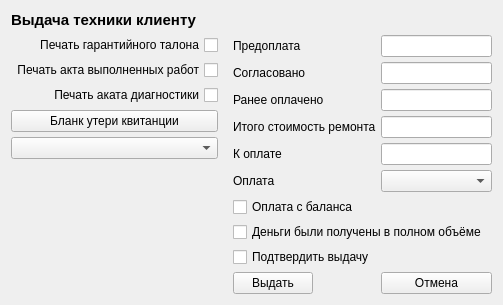
Above: getOutDialog.ui from solderercb/snap_crm before the change. Below: the same form after it.
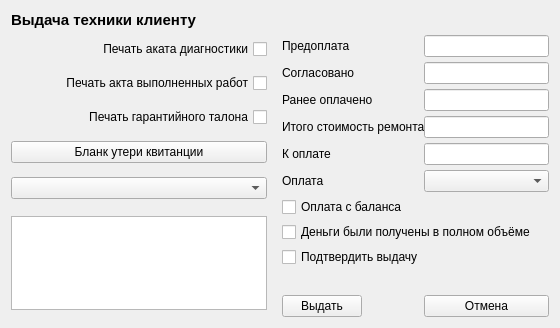
That is the form after the change.

The edit to the form file:
```diff
--- a/getOutDialog.ui
+++ b/getOutDialog.ui
@@ -6,46 +6,47 @@
    <rect>
     <x>0</x>
     <y>0</y>
-    <width>503</width>
-    <height>270</height>
+    <width>560</width>
+    <height>306</height>
    </rect>
   </property>
+  <property name="sizePolicy">
+   <sizepolicy hsizetype="Fixed" vsizetype="Fixed">
+    <horstretch>0</horstretch>
+    <verstretch>0</verstretch>
+   </sizepolicy>
+  </property>
+  <property name="minimumSize">
+   <size>
+    <width>560</width>
+    <height>300</height>
+   </size>
+  </property>
+  <property name="maximumSize">
+   <size>
+    <width>560</width>
+    <height>306</height>
+   </size>
+  </property>
   <property name="windowTitle">
    <string>Dialog</string>
   </property>
   <layout class="QGridLayout" name="gridLayout">
+   <property name="sizeConstraint">
+    <enum>QLayout::SetMinimumSize</enum>
+   </property>
    <property name="horizontalSpacing">
     <number>15</number>
    </property>
-   <item row="1" column="0">
-    <layout class="QFormLayout" name="formLayout">
-     <property name="fieldGrowthPolicy">
-      <enum>QFormLayout::AllNonFixedFieldsGrow</enum>
+   <item row="2" column="0">
+    <layout class="QVBoxLayout" name="verticalLayout_3">
+     <property name="spacing">
+      <number>10</number>
      </property>
-     <property name="verticalSpacing">
-      <number>5</number>
+     <property name="sizeConstraint">
+      <enum>QLayout::SetMinimumSize</enum>
      </property>
-     <item row="0" column="0" colspan="2">
-      <widget class="QCheckBox" name="checkBoxWarrantyDocPrint">
-       <property name="layoutDirection">
-        <enum>Qt::RightToLeft</enum>
-       </property>
-       <property name="text">
-        <string>Печать гарантийного талона</string>
-       </property>
-      </widget>
-     </item>
-     <item row="1" column="0" colspan="2">
-      <widget class="QCheckBox" name="checkBoxWorksDocPrint">
-       <property name="layoutDirection">
-        <enum>Qt::RightToLeft</enum>
-       </property>
-       <property name="text">
-        <string>Печать акта выполненных работ</string>
-       </property>
-      </widget>
-     </item>
-     <item row="2" column="0" colspan="2">
+     <item>
       <widget class="QCheckBox" name="checkBoxDiagDocPrint">
        <property name="layoutDirection">
         <enum>Qt::RightToLeft</enum>
@@ -55,25 +56,45 @@
        </property>
       </widget>
      </item>
-     <item row="3" column="0" colspan="2">
+     <item>
+      <widget class="QCheckBox" name="checkBoxWorksDocPrint">
+       <property name="layoutDirection">
+        <enum>Qt::RightToLeft</enum>
+       </property>
+       <property name="text">
+        <string>Печать акта выполненных работ</string>
+       </property>
+      </widget>
+     </item>
+     <item>
+      <widget class="QCheckBox" name="checkBoxWarrantyDocPrint">
+       <property name="layoutDirection">
+        <enum>Qt::RightToLeft</enum>
+       </property>
+       <property name="text">
+        <string>Печать гарантийного талона</string>
+       </property>
+      </widget>
+     </item>
+     <item>
       <widget class="QPushButton" name="pushButtonLooseDocPrint">
        <property name="text">
         <string>Бланк утери квитанции</string>
        </property>
       </widget>
      </item>
-     <item row="4" column="0" colspan="2">
+     <item>
       <widget class="QComboBox" name="comboBoxRejectReason"/>
      </item>
     </layout>
    </item>
-   <item row="1" column="1">
+   <item row="2" column="1" rowspan="2">
     <layout class="QFormLayout" name="formLayout_2">
      <property name="fieldGrowthPolicy">
       <enum>QFormLayout::AllNonFixedFieldsGrow</enum>
      </property>
-     <property name="horizontalSpacing">
-      <number>5</number>
+     <property name="labelAlignment">
+      <set>Qt::AlignLeading|Qt::AlignLeft|Qt::AlignTop</set>
      </property>
      <property name="verticalSpacing">
       <number>5</number>
@@ -158,13 +179,57 @@
      <item row="5" column="1">
       <widget class="QComboBox" name="comboBoxPaymentAccount">
        <property name="sizePolicy">
-        <sizepolicy hsizetype="Expanding" vsizetype="Fixed">
+        <sizepolicy hsizetype="Preferred" vsizetype="Minimum">
          <horstretch>0</horstretch>
          <verstretch>0</verstretch>
         </sizepolicy>
        </property>
       </widget>
      </item>
+     <item row="10" column="0">
+      <widget class="QPushButton" name="pushButtonGetout">
+       <property name="sizePolicy">
+        <sizepolicy hsizetype="Maximum" vsizetype="Fixed">
+         <horstretch>0</horstretch>
+         <verstretch>0</verstretch>
+        </sizepolicy>
+       </property>
+       <property name="text">
+        <string>Выдать</string>
+       </property>
+      </widget>
+     </item>
+     <item row="10" column="1">
+      <widget class="QPushButton" name="pushButtonCancel">
+       <property name="sizePolicy">
+        <sizepolicy hsizetype="Preferred" vsizetype="Fixed">
+         <horstretch>0</horstretch>
+         <verstretch>0</verstretch>
+        </sizepolicy>
+       </property>
+       <property name="text">
+        <string>Отмена</string>
+       </property>
+      </widget>
+     </item>
+     <item row="9" column="0" colspan="2">
+      <widget class="QLabel" name="labelIssuedMessage">
+       <property name="font">
+        <font>
+         <family>Calibri</family>
+         <pointsize>11</pointsize>
+         <weight>75</weight>
+         <bold>true</bold>
+        </font>
+       </property>
+       <property name="text">
+        <string/>
+       </property>
+       <property name="textFormat">
+        <enum>Qt::RichText</enum>
+       </property>
+      </widget>
+     </item>
      <item row="6" column="0" colspan="2">
       <widget class="QCheckBox" name="checkBoxCreditPayment">
        <property name="text">
@@ -179,32 +244,6 @@
        </property>
       </widget>
      </item>
-     <item row="9" column="1">
-      <widget class="QPushButton" name="pushButtonCancel">
-       <property name="sizePolicy">
-        <sizepolicy hsizetype="Preferred" vsizetype="Fixed">
-         <horstretch>0</horstretch>
-         <verstretch>0</verstretch>
-        </sizepolicy>
-       </property>
-       <property name="text">
-        <string>Отмена</string>
-       </property>
-      </widget>
-     </item>
-     <item row="9" column="0">
-      <widget class="QPushButton" name="pushButtonGetout">
-       <property name="sizePolicy">
-        <sizepolicy hsizetype="Maximum" vsizetype="Fixed">
-         <horstretch>0</horstretch>
-         <verstretch>0</verstretch>
-        </sizepolicy>
-       </property>
-       <property name="text">
-        <string>Выдать</string>
-       </property>
-      </widget>
-     </item>
      <item row="8" column="0" colspan="2">
       <widget class="QCheckBox" name="checkBoxConfirmGetOut">
        <property name="text">
@@ -214,7 +253,7 @@
      </item>
     </layout>
    </item>
-   <item row="0" column="0" colspan="2">
+   <item row="1" column="0" colspan="2">
     <widget class="QLabel" name="labelDialogCaption">
      <property name="sizePolicy">
       <sizepolicy hsizetype="Preferred" vsizetype="MinimumExpanding">
@@ -240,6 +279,28 @@
      </property>
     </widget>
    </item>
+   <item row="3" column="0">
+    <widget class="QTextEdit" name="textEditRejectReason">
+     <property name="sizePolicy">
+      <sizepolicy hsizetype="Preferred" vsizetype="Minimum">
+       <horstretch>0</horstretch>
+       <verstretch>0</verstretch>
+      </sizepolicy>
+     </property>
+     <property name="minimumSize">
+      <size>
+       <width>0</width>
+       <height>94</height>
+      </size>
+     </property>
+     <property name="maximumSize">
+      <size>
+       <width>16777215</width>
+       <height>94</height>
+      </size>
+     </property>
+    </widget>
+   </item>
   </layout>
  </widget>
  <resources/>
```
